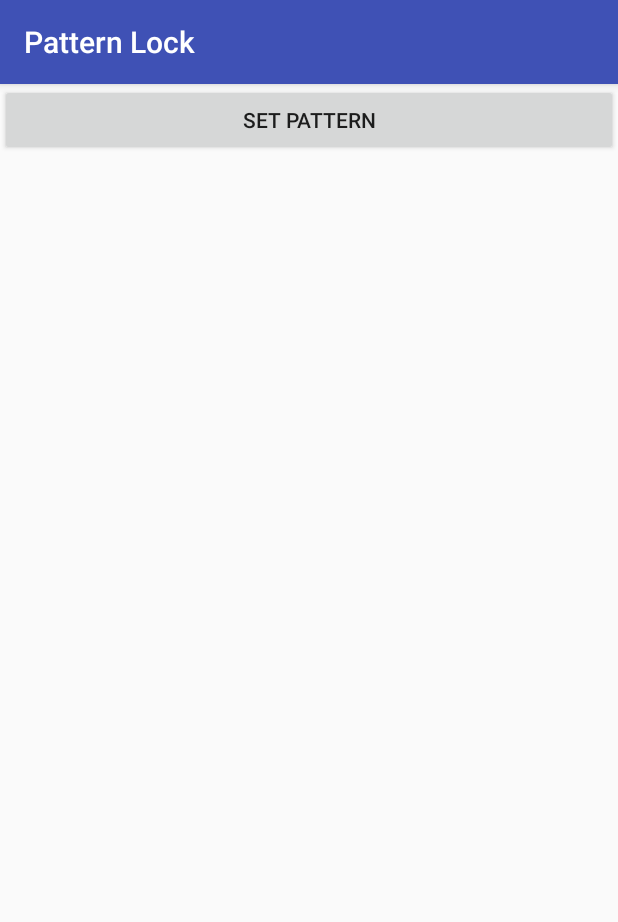
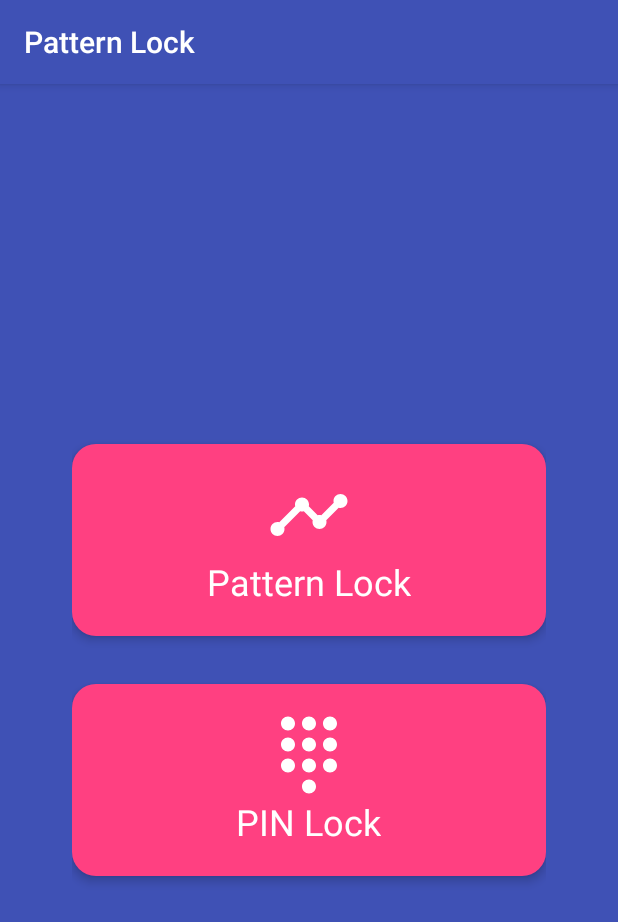
Before and after one commit to shoddiqjati/android-patternlock, an Android app: the screen it shows after launch (MainActivity), on a phone screen of 412 x 824 dp. Shown: the top 922 px of the screen. Run offline under Robolectric (Android 15) with nearby library versions, the phone set to English and light mode, and no system bars; our stand-ins replace ButterKnife.

Commit message:
Fixing Pattern Lock

```diff
--- a/app/build.gradle
+++ b/app/build.gradle
@@ -27,7 +27,10 @@ dependencies {
     compile 'com.android.support:appcompat-v7:26.+'
     compile 'com.android.support.constraint:constraint-layout:1.0.2'
     compile 'com.jakewharton:butterknife:8.8.1'
-    annotationProcessor 'com.jakewharton:butterknife-compiler:8.8.1'
     compile 'me.zhanghai.android.patternlock:library:2.1.2'
     testCompile 'junit:junit:4.12'
+    annotationProcessor 'com.jakewharton:butterknife-compiler:8.8.1'
+    compile ('com.github.orangegangsters:lollipin:2.0.0@aar') {
+        transitive = true
+    }
 }
--- a/app/src/main/java/com/onevest/dev/patternlock/MainActivity.java
+++ b/app/src/main/java/com/onevest/dev/patternlock/MainActivity.java
@@ -3,18 +3,33 @@ package com.onevest.dev.patternlock;
 import android.content.Intent;
 import android.support.v7.app.AppCompatActivity;
 import android.os.Bundle;
-import android.view.View;
-import android.widget.Button;
+import android.widget.LinearLayout;
+
+import com.onevest.dev.patternlock.utils.PrefsManager;
 
 import butterknife.BindView;
-import butterknife.BindViews;
 import butterknife.ButterKnife;
 import butterknife.OnClick;
 
 public class MainActivity extends AppCompatActivity {
 
-    @BindView(R.id.set_pattern)
-    Button setPattern;
+    @BindView(R.id.pattern_BT)
+    LinearLayout patternBT;
+
+    @OnClick(R.id.pattern_BT)
+    public void patternHandler() {
+        startActivity(new Intent(this, PatternActivity.class));
+    }
+
+    @BindView(R.id.pin_BT)
+    LinearLayout pinBT;
+
+    @OnClick(R.id.pin_BT)
+    public void pinHandler(){
+        startActivity(new Intent(this, PinActivity.class));
+    }
+
+    private PrefsManager prefs;
 
     @Override
     protected void onCreate(Bundle savedInstanceState) {
@@ -22,9 +37,4 @@ public class MainActivity extends AppCompatActivity {
         setContentView(R.layout.activity_main);
         ButterKnife.bind(this);
     }
-
-    @OnClick(R.id.set_pattern)
-    public void setPatternHandler() {
-        startActivity(new Intent(this, SetPattern.class));
-    }
 }
--- /dev/null
+++ b/app/src/main/res/drawable/bg_rounded.xml
@@ -0,0 +1,6 @@
+<?xml version="1.0" encoding="utf-8"?>
+<shape xmlns:android="http://schemas.android.com/apk/res/android"
+    android:shape="rectangle">
+    <solid android:color="@color/colorAccent"/>
+    <corners android:radius="16dp"/>
+</shape>
--- /dev/null
+++ b/app/src/main/res/drawable/ic_dialpad.xml
@@ -0,0 +1,9 @@
+<vector xmlns:android="http://schemas.android.com/apk/res/android"
+    android:width="56dp"
+    android:height="56dp"
+    android:viewportHeight="24.0"
+    android:viewportWidth="24.0">
+    <path
+        android:fillColor="@android:color/white"
+        android:pathData="M12,19c-1.1,0 -2,0.9 -2,2s0.9,2 2,2 2,-0.9 2,-2 -0.9,-2 -2,-2zM6,1c-1.1,0 -2,0.9 -2,2s0.9,2 2,2 2,-0.9 2,-2 -0.9,-2 -2,-2zM6,7c-1.1,0 -2,0.9 -2,2s0.9,2 2,2 2,-0.9 2,-2 -0.9,-2 -2,-2zM6,13c-1.1,0 -2,0.9 -2,2s0.9,2 2,2 2,-0.9 2,-2 -0.9,-2 -2,-2zM18,5c1.1,0 2,-0.9 2,-2s-0.9,-2 -2,-2 -2,0.9 -2,2 0.9,2 2,2zM12,13c-1.1,0 -2,0.9 -2,2s0.9,2 2,2 2,-0.9 2,-2 -0.9,-2 -2,-2zM18,13c-1.1,0 -2,0.9 -2,2s0.9,2 2,2 2,-0.9 2,-2 -0.9,-2 -2,-2zM18,7c-1.1,0 -2,0.9 -2,2s0.9,2 2,2 2,-0.9 2,-2 -0.9,-2 -2,-2zM12,7c-1.1,0 -2,0.9 -2,2s0.9,2 2,2 2,-0.9 2,-2 -0.9,-2 -2,-2zM12,1c-1.1,0 -2,0.9 -2,2s0.9,2 2,2 2,-0.9 2,-2 -0.9,-2 -2,-2z" />
+</vector>
--- /dev/null
+++ b/app/src/main/res/drawable/ic_pattern.xml
@@ -0,0 +1,9 @@
+<vector xmlns:android="http://schemas.android.com/apk/res/android"
+    android:width="56dp"
+    android:height="56dp"
+    android:viewportHeight="24.0"
+    android:viewportWidth="24.0">
+    <path
+        android:fillColor="@android:color/white"
+        android:pathData="M23,8c0,1.1 -0.9,2 -2,2 -0.18,0 -0.35,-0.02 -0.51,-0.07l-3.56,3.55c0.05,0.16 0.07,0.34 0.07,0.52 0,1.1 -0.9,2 -2,2s-2,-0.9 -2,-2c0,-0.18 0.02,-0.36 0.07,-0.52l-2.55,-2.55c-0.16,0.05 -0.34,0.07 -0.52,0.07s-0.36,-0.02 -0.52,-0.07l-4.55,4.56c0.05,0.16 0.07,0.33 0.07,0.51 0,1.1 -0.9,2 -2,2s-2,-0.9 -2,-2 0.9,-2 2,-2c0.18,0 0.35,0.02 0.51,0.07l4.56,-4.55C8.02,9.36 8,9.18 8,9c0,-1.1 0.9,-2 2,-2s2,0.9 2,2c0,0.18 -0.02,0.36 -0.07,0.52l2.55,2.55c0.16,-0.05 0.34,-0.07 0.52,-0.07s0.36,0.02 0.52,0.07l3.55,-3.56C19.02,8.35 19,8.18 19,8c0,-1.1 0.9,-2 2,-2s2,0.9 2,2z" />
+</vector>
--- a/app/src/main/res/layout/activity_main.xml
+++ b/app/src/main/res/layout/activity_main.xml
@@ -1,14 +1,64 @@
 <?xml version="1.0" encoding="utf-8"?>
-<android.support.constraint.ConstraintLayout xmlns:android="http://schemas.android.com/apk/res/android"
-    xmlns:app="http://schemas.android.com/apk/res-auto"
+<RelativeLayout xmlns:android="http://schemas.android.com/apk/res/android"
     xmlns:tools="http://schemas.android.com/tools"
     android:layout_width="match_parent"
     android:layout_height="match_parent"
+    android:background="@color/colorPrimary"
     tools:context="com.onevest.dev.patternlock.MainActivity">
 
-    <Button
-        android:id="@+id/set_pattern"
+    <LinearLayout
         android:layout_width="match_parent"
-        android:layout_height="wrap_content"
-        android:text="set pattern"/>
-</android.support.constraint.ConstraintLayout>
+        android:layout_height="match_parent"
+        android:layout_centerInParent="true"
+        android:layout_margin="48dp"
+        android:orientation="vertical"
+        android:gravity="center">
+
+        <LinearLayout
+            android:id="@+id/pattern_BT"
+            android:layout_width="match_parent"
+            android:layout_height="128dp"
+            android:layout_marginBottom="32dp"
+            android:background="@drawable/bg_rounded"
+            android:elevation="4dp"
+            android:gravity="center"
+            android:orientation="vertical">
+
+            <ImageView
+                android:layout_width="wrap_content"
+                android:layout_height="wrap_content"
+                android:layout_gravity="center"
+                android:src="@drawable/ic_pattern" />
+
+            <TextView
+                android:layout_width="wrap_content"
+                android:layout_height="wrap_content"
+                android:text="Pattern Lock"
+                android:textColor="@android:color/white"
+                android:textSize="24sp" />
+        </LinearLayout>
+
+        <LinearLayout
+            android:id="@+id/pin_BT"
+            android:layout_width="match_parent"
+            android:layout_height="128dp"
+            android:background="@drawable/bg_rounded"
+            android:elevation="4dp"
+            android:gravity="center"
+            android:orientation="vertical">
+
+            <ImageView
+                android:layout_width="wrap_content"
+                android:layout_height="wrap_content"
+                android:layout_gravity="center"
+                android:src="@drawable/ic_dialpad" />
+
+            <TextView
+                android:layout_width="wrap_content"
+                android:layout_height="wrap_content"
+                android:text="PIN Lock"
+                android:textColor="@android:color/white"
+                android:textSize="24sp" />
+        </LinearLayout>
+    </LinearLayout>
+</RelativeLayout>
--- a/build.gradle
+++ b/build.gradle
@@ -14,6 +14,9 @@ buildscript {
 
 allprojects {
     repositories {
+        maven{
+            url "https://github.com/omadahealth/omada-nexus/raw/master/release"
+        }
         jcenter()
     }
 }
```
Also changed, not shown: app/src/main/AndroidManifest.xml (+9 -1 lines), app/src/main/java/com/onevest/dev/patternlock/ConfirmPattern.java (added, +43 -0 lines), app/src/main/java/com/onevest/dev/patternlock/PatternActivity.java (added, +46 -0 lines), app/src/main/java/com/onevest/dev/patternlock/PinActivity.java (added, +13 -0 lines), app/src/main/java/com/onevest/dev/patternlock/PrefsManager.java (deleted, +0 -24 lines), app/src/main/java/com/onevest/dev/patternlock/SetPattern.java (+6 -2 lines), app/src/main/java/com/onevest/dev/patternlock/utils/PrefsManager.java (added, +73 -0 lines), app/src/main/res/layout/activity_pattern.xml (added, +28 -0 lines), app/src/main/res/layout/activity_pin.xml (added, +9 -0 lines).
